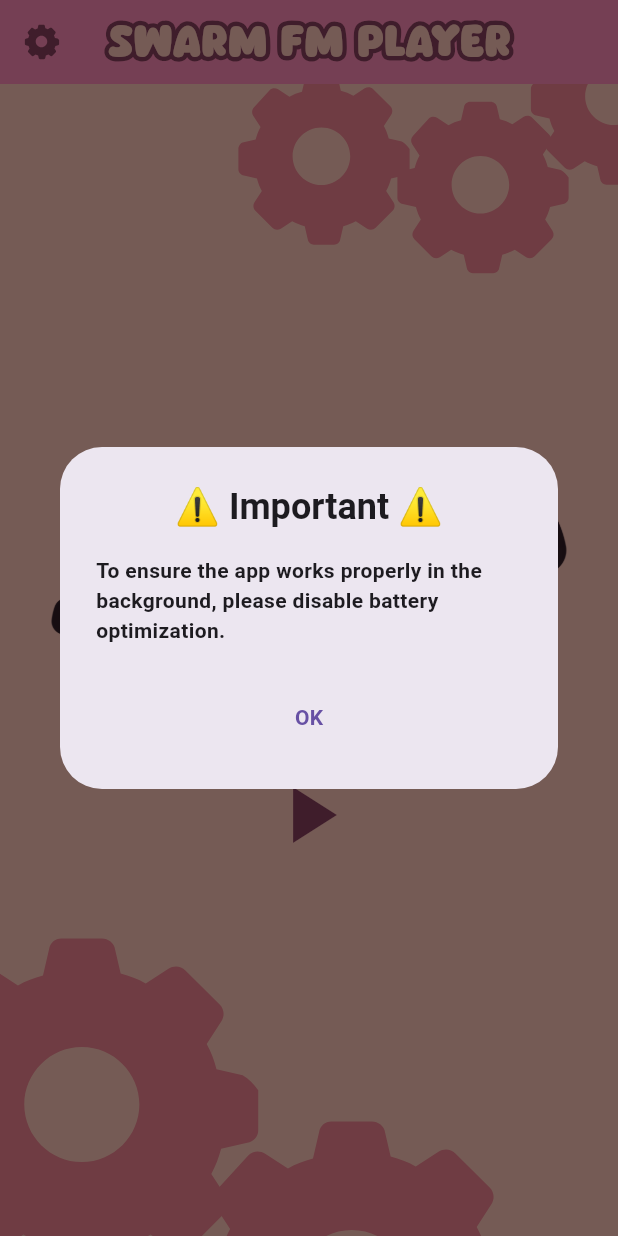
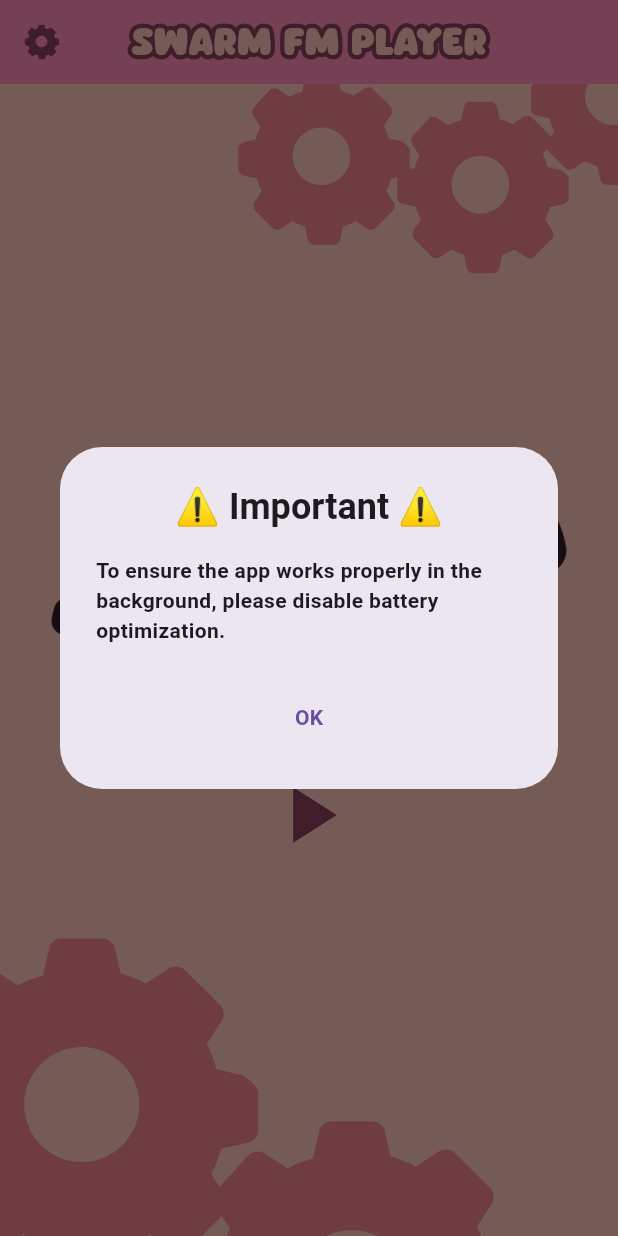
Before and after one commit to Kurokatana94/swarm-fm-app, a Flutter app: the screen it shows after launch, on a phone screen of 412 x 824 dp. Run offline on Flutter 3.47's test engine with Material 3 defaults, Android fonts, the light colour scheme and no system bars; our stand-ins replace audio_service, flutter_svg, just_audio, permission_handler, shared_preferences, wakelock_plus; missing offline and left inert: android_intent_plus, lock_orientation_screen.

Commit message:
Fix for font size scaling

```diff
--- a/lib/main.dart
+++ b/lib/main.dart
@@ -202,6 +202,13 @@ class _SwarmFMPlayerPageState extends State<SwarmFMPlayerPage> {
   // Build the UI ------------------------------------------------
   @override
   Widget build(BuildContext context) {
+    return LayoutBuilder(
+      builder: (BuildContext context, BoxConstraints constraints) {
+        final double screenWidth = constraints.maxWidth;
+        final double screenHeight = constraints.maxHeight;
+        print('Screen Height: $screenHeight - Screen Width: $screenWidth');
+
+        final double titleFontSize = screenWidth * 0.06;
         return Scaffold(
           appBar: AppBar(
             leading: Builder(
@@ -224,7 +231,7 @@ class _SwarmFMPlayerPageState extends State<SwarmFMPlayerPage> {
                   'Swarm FM Player',
                   style: TextStyle(
                     fontFamily: 'Sobiscuit',
-                fontSize: 28,
+                    fontSize: titleFontSize,
                     foreground: Paint()
                       ..style = PaintingStyle.stroke
                       ..strokeWidth = 6
@@ -236,7 +243,7 @@ class _SwarmFMPlayerPageState extends State<SwarmFMPlayerPage> {
                   'Swarm FM Player',
                   style: TextStyle(
                     fontFamily: 'Sobiscuit',
-                fontSize: 28,
+                    fontSize: titleFontSize,
                     color: activeTheme['title_fill'],
                   ),
                 ),
@@ -354,10 +361,8 @@ class _SwarmFMPlayerPageState extends State<SwarmFMPlayerPage> {
 
           body: LayoutBuilder(
             builder: (BuildContext context, BoxConstraints constraints) {
-
               final double screenWidth = constraints.maxWidth;
               final double screenHeight = constraints.maxHeight;
-          print('Screen Height: $screenHeight - Screen Width: $screenWidth');
               return Stack (
                 children: [
                   Positioned(
@@ -573,6 +578,8 @@ class _SwarmFMPlayerPageState extends State<SwarmFMPlayerPage> {
           )
         );
       }
+    );
+  }
 }
 
 // Text outline formatter ------------------------------------------------
```
Also changed, not shown: 1 other file. Lines whose indentation alone changed are shown as unchanged.
